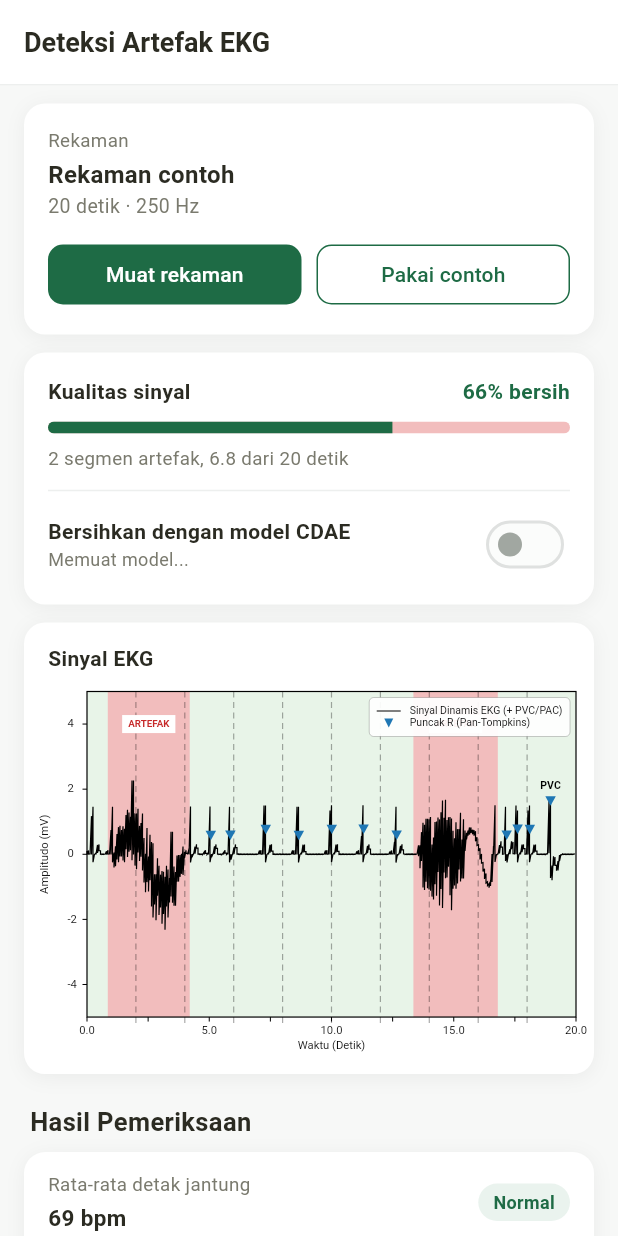
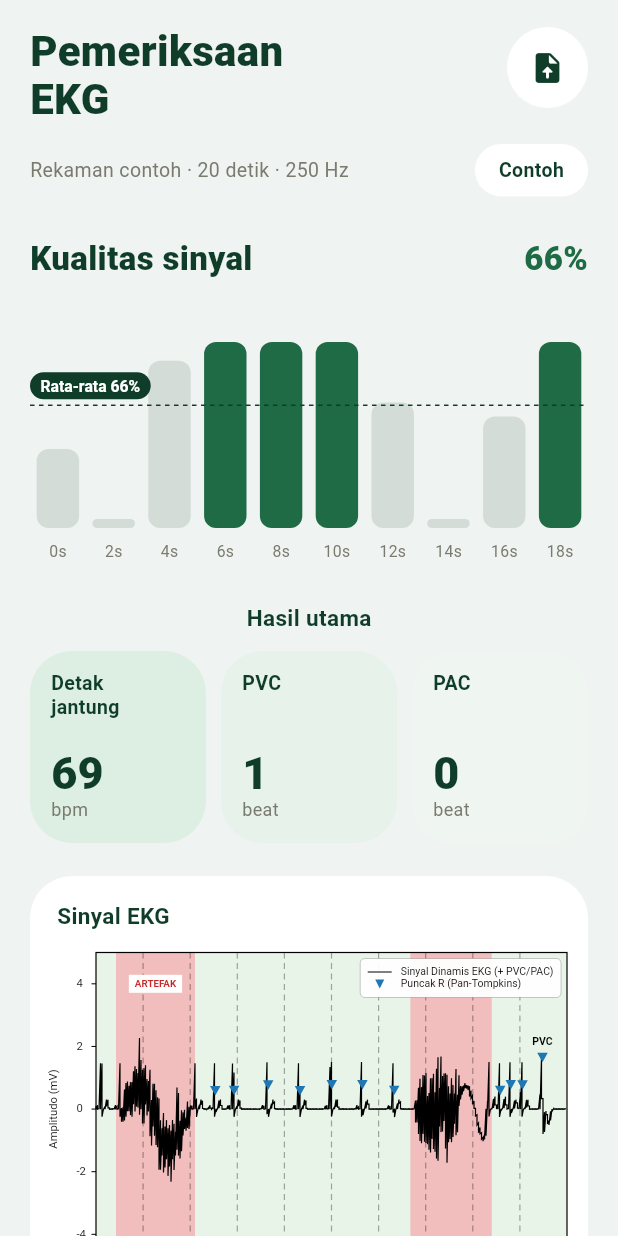
Before and after one commit to zafiranurkamila/ekg-artefak, a Flutter app: the screen it shows after launch, on a phone screen of 412 x 824 dp. Run offline on Flutter 3.47's test engine with Material 3 defaults, Android fonts, the phone set to English and light mode, and no system bars; our stand-ins replace file_picker.

Commit message:
Tampilan baru mengikuti contoh, dan halaman memuat versi terbaru otomatis

```diff
--- a/lib/main.dart
+++ b/lib/main.dart
@@ -1,3 +1,4 @@
+import 'dart:math';
 import 'dart:convert';
 import 'package:file_picker/file_picker.dart';
 import 'package:flutter/material.dart';
@@ -131,18 +132,8 @@ class _LayarState extends State<Layar> {
 
   @override
   Widget build(BuildContext context) => Scaffold(
-        backgroundColor: const Color(0xFFF7F8F7),
-        appBar: AppBar(
-          backgroundColor: Colors.white,
-          surfaceTintColor: Colors.white,
-          elevation: 0,
-          titleSpacing: 16,
-          title: const Text('Deteksi Artefak EKG',
-              style: TextStyle(fontWeight: FontWeight.w700, fontSize: 18, color: tinta)),
-          bottom: const PreferredSize(
-              preferredSize: Size.fromHeight(1), child: Divider(height: 1, color: Color(0xFFEDEFEE))),
-        ),
-        body: _beranda(),
+        backgroundColor: const Color(0xFFEFF3F1),
+        body: SafeArea(child: _beranda()),
       );
 
   Widget _judul(String t, [Widget? ekor]) => Padding(
@@ -160,65 +151,89 @@ class _LayarState extends State<Layar> {
     final persenBersih = durasi == 0 ? 0.0 : (1 - durArt / durasi).clamp(0.0, 1.0);
     String statusHr(double v) => v == 0 ? '-' : (v < 60 ? 'Rendah' : (v > 100 ? 'Tinggi' : 'Normal'));
     String ada(int n) => n == 0 ? 'Normal' : 'Perlu perhatian';
-    return ListView(padding: const EdgeInsets.fromLTRB(16, 12, 16, 28), children: [
-      // rekaman
-      Container(
-        padding: const EdgeInsets.all(16),
-        decoration: kartu(),
-        child: Column(crossAxisAlignment: CrossAxisAlignment.start, children: [
-          const Text('Rekaman', style: TextStyle(color: redup, fontSize: 12.5)),
-          const SizedBox(height: 2),
-          Text(_nama, style: const TextStyle(fontWeight: FontWeight.w700, fontSize: 16, color: tinta)),
-          Text(_info, style: const TextStyle(color: redup, fontSize: 13)),
-          const SizedBox(height: 12),
+
+    // persentase bersih per blok 2 detik untuk grafik batang
+    final blok = durasi > 40 ? 10.0 : 2.0;
+    final batang = <double>[];
+    for (var t = 0.0; t < durasi - 1e-9; t += blok) {
+      final z = min(durasi, t + blok);
+      var kotor = 0.0;
+      for (final a in _h.artefak) {
+        kotor += max(0.0, min(z, a.selesai) - max(t, a.mulai));
+      }
+      batang.add(1 - kotor / (z - t));
+    }
+
+    return ListView(padding: const EdgeInsets.fromLTRB(20, 18, 20, 32), children: [
+      // kepala: judul besar + tombol bulat
+      Row(crossAxisAlignment: CrossAxisAlignment.start, children: [
+        const Expanded(
+          child: Text('Pemeriksaan\nEKG', style: TextStyle(fontSize: 28, height: 1.15, fontWeight: FontWeight.w800, color: hijauGelap)),
+        ),
+        _TombolBulat(ikon: Icons.upload_file_rounded, onTap: _muat),
+      ]),
+      const SizedBox(height: 14),
       Row(children: [
         Expanded(
-              child: FilledButton(
-                style: FilledButton.styleFrom(
-                    backgroundColor: zaitun, shape: RoundedRectangleBorder(borderRadius: BorderRadius.circular(10))),
-                onPressed: _muat,
-                child: const Text('Muat rekaman'),
+          child: Text('$_nama · $_info', style: const TextStyle(color: redup, fontSize: 13), overflow: TextOverflow.ellipsis),
         ),
-            ),
-            const SizedBox(width: 10),
+        _Pil(teks: 'Contoh', onTap: _contoh),
+      ]),
+      const SizedBox(height: 26),
+
+      // kualitas sinyal: angka besar + batang per blok
+      Row(crossAxisAlignment: CrossAxisAlignment.end, children: [
+        const Expanded(child: Text('Kualitas sinyal', style: TextStyle(fontSize: 22, fontWeight: FontWeight.w800, color: hijauGelap))),
+        Text('${(persenBersih * 100).round()}%', style: const TextStyle(fontSize: 22, fontWeight: FontWeight.w800, color: zaitun)),
+      ]),
+      const SizedBox(height: 14),
+      SizedBox(height: 150, child: CustomPaint(painter: _Batang(batang, persenBersih), size: Size.infinite)),
+      const SizedBox(height: 8),
+      Row(children: [
+        for (var i = 0; i < batang.length; i++)
           Expanded(
-              child: OutlinedButton(
-                style: OutlinedButton.styleFrom(
-                    foregroundColor: zaitun,
-                    side: const BorderSide(color: zaitun),
-                    shape: RoundedRectangleBorder(borderRadius: BorderRadius.circular(10))),
-                onPressed: _contoh,
-                child: const Text('Pakai contoh'),
+            child: Center(
+              child: Text('${(i * blok).toStringAsFixed(0)}s', style: const TextStyle(fontSize: 10.5, color: redup)),
             ),
           ),
       ]),
+      const SizedBox(height: 26),
+
+      // tiga kotak hasil utama
+      const Center(child: Text('Hasil utama', style: TextStyle(fontSize: 15, fontWeight: FontWeight.w700, color: hijauGelap))),
+      const SizedBox(height: 12),
+      Row(children: [
+        _Kotak(warna: const Color(0xFFDDEFE3), judul: 'Detak\njantung', nilai: '${s.hrRata.round()}', satuan: 'bpm'),
+        const SizedBox(width: 10),
+        _Kotak(warna: const Color(0xFFE6F2EA), judul: 'PVC', nilai: '${_h.hitung('PVC')}', satuan: 'beat'),
+        const SizedBox(width: 10),
+        _Kotak(warna: const Color(0xFFEFF6F1), judul: 'PAC', nilai: '${_h.hitung('PAC')}', satuan: 'beat'),
+      ]),
+      const SizedBox(height: 22),
+
+      // grafik
+      Container(
+        padding: const EdgeInsets.fromLTRB(10, 16, 10, 10),
+        decoration: BoxDecoration(color: Colors.white, borderRadius: BorderRadius.circular(28)),
+        child: Column(crossAxisAlignment: CrossAxisAlignment.start, children: [
+          const Padding(
+            padding: EdgeInsets.only(left: 8, bottom: 10),
+            child: Text('Sinyal EKG', style: TextStyle(fontSize: 15, fontWeight: FontWeight.w700, color: hijauGelap)),
+          ),
+          AspectRatio(aspectRatio: 1.45, child: CustomPaint(painter: Grafik(_h))),
         ]),
       ),
       const SizedBox(height: 12),
 
-      // kualitas sinyal + saklar model
+      // saklar model
       Container(
-        padding: const EdgeInsets.all(16),
-        decoration: kartu(),
-        child: Column(crossAxisAlignment: CrossAxisAlignment.start, children: [
-          Row(children: [
-            const Expanded(child: Text('Kualitas sinyal', style: TextStyle(fontWeight: FontWeight.w700, color: tinta))),
-            Text('${(persenBersih * 100).round()}% bersih', style: const TextStyle(fontWeight: FontWeight.w700, color: zaitun)),
-          ]),
-          const SizedBox(height: 10),
-          ClipRRect(
-            borderRadius: BorderRadius.circular(6),
-            child: LinearProgressIndicator(
-                value: persenBersih, minHeight: 8, color: zaitun, backgroundColor: const Color(0xFFF2BDBD)),
-          ),
-          const SizedBox(height: 8),
-          Text('${_h.artefak.length} segmen artefak, ${durArt.toStringAsFixed(1)} dari ${durasi.toStringAsFixed(0)} detik',
-              style: const TextStyle(color: redup, fontSize: 12.5)),
-          const Divider(height: 24, color: Color(0xFFEDEFEE)),
-          Row(children: [
+        padding: const EdgeInsets.fromLTRB(20, 12, 12, 12),
+        decoration: BoxDecoration(color: Colors.white, borderRadius: BorderRadius.circular(28)),
+        child: Row(children: [
           Expanded(
             child: Column(crossAxisAlignment: CrossAxisAlignment.start, children: [
-                const Text('Bersihkan dengan model CDAE', style: TextStyle(fontWeight: FontWeight.w600, color: tinta)),
+              const Text('Bersihkan dengan model CDAE', style: TextStyle(fontWeight: FontWeight.w700, color: hijauGelap)),
+              const SizedBox(height: 2),
               Text(
                   _model.isEmpty
                       ? 'Memuat model...'
@@ -237,104 +252,166 @@ class _LayarState extends State<Layar> {
                     }),
           ),
         ]),
-        ]),
       ),
+      const SizedBox(height: 26),
+
+      // detail
+      const Text('Detail pemeriksaan', style: TextStyle(fontSize: 18, fontWeight: FontWeight.w800, color: hijauGelap)),
       const SizedBox(height: 12),
-
-      // grafik
-      Container(
-        padding: const EdgeInsets.fromLTRB(8, 14, 8, 8),
-        decoration: kartu(),
-        child: Column(crossAxisAlignment: CrossAxisAlignment.start, children: [
-          const Padding(
-            padding: EdgeInsets.only(left: 8, bottom: 8),
-            child: Text('Sinyal EKG', style: TextStyle(fontWeight: FontWeight.w700, color: tinta)),
-          ),
-          AspectRatio(aspectRatio: 1.45, child: CustomPaint(painter: Grafik(_h))),
-        ]),
-      ),
-      const SizedBox(height: 20),
-
-      // hasil pemeriksaan
-      const Padding(
-        padding: EdgeInsets.only(left: 4, bottom: 8),
-        child: Text('Hasil Pemeriksaan', style: TextStyle(fontSize: 17, fontWeight: FontWeight.w700, color: tinta)),
-      ),
-      Container(
-        decoration: kartu(),
-        child: Column(children: [
-          _Hasil('Rata-rata detak jantung', '${s.hrRata.round()} bpm', statusHr(s.hrRata)),
-          _Hasil('Detak tertinggi', '${s.hrMax.round()} bpm', statusHr(s.hrMax)),
-          _Hasil('Detak terendah', '${s.hrMin.round()} bpm', statusHr(s.hrMin)),
-          _Hasil('Takikardia (> 100 bpm)', '${s.tachy} interval · ${s.persenTachy.toStringAsFixed(0)}%', ada(s.tachy)),
-          _Hasil('Bradikardia (< 60 bpm)', '${s.brady} interval · ${s.persenBrady.toStringAsFixed(0)}%', ada(s.brady)),
-          _Hasil('PVC', '${_h.hitung('PVC')} beat', ada(_h.hitung('PVC'))),
-          _Hasil('PAC', '${_h.hitung('PAC')} beat', ada(_h.hitung('PAC')), terakhir: true),
-        ]),
-      ),
+      _Baris('Rata-rata detak jantung', '${s.hrRata.round()} bpm', statusHr(s.hrRata)),
+      _Baris('Detak tertinggi', '${s.hrMax.round()} bpm', statusHr(s.hrMax)),
+      _Baris('Detak terendah', '${s.hrMin.round()} bpm', statusHr(s.hrMin)),
+      _Baris('Takikardia (> 100 bpm)', '${s.tachy} interval · ${s.persenTachy.toStringAsFixed(0)}%', ada(s.tachy)),
+      _Baris('Bradikardia (< 60 bpm)', '${s.brady} interval · ${s.persenBrady.toStringAsFixed(0)}%', ada(s.brady)),
       Padding(
-        padding: const EdgeInsets.fromLTRB(4, 8, 4, 0),
+        padding: const EdgeInsets.fromLTRB(6, 2, 6, 0),
         child: Text('Dihitung dari ${s.totalBeat} detak dan ${s.jumlahInterval} interval R-R. Hasil ini bukan diagnosis.',
             style: const TextStyle(color: redup, fontSize: 11.5)),
       ),
-      const SizedBox(height: 20),
+      const SizedBox(height: 26),
 
       // segmen artefak
-      const Padding(
-        padding: EdgeInsets.only(left: 4, bottom: 8),
-        child: Text('Segmen Artefak', style: TextStyle(fontSize: 17, fontWeight: FontWeight.w700, color: tinta)),
-      ),
-      Container(
-        decoration: kartu(),
-        child: Column(children: [
-          if (_h.artefak.isEmpty)
-            const Padding(
-                padding: EdgeInsets.all(16),
-                child: Text('Tidak ada artefak. Seluruh rekaman dihitung.', style: TextStyle(color: tinta))),
+      const Text('Segmen artefak', style: TextStyle(fontSize: 18, fontWeight: FontWeight.w800, color: hijauGelap)),
+      const SizedBox(height: 12),
+      if (_h.artefak.isEmpty) const _Baris('Tidak ada artefak', 'Seluruh rekaman dihitung', '-'),
       for (final (i, a) in _h.artefak.indexed)
-            _Hasil(
+        _Baris(
           'Segmen ${i + 1}',
           '${a.mulai.toStringAsFixed(2)} – ${a.selesai.toStringAsFixed(2)} detik',
           _h.dibersihkan ? 'Dibersihkan ${(_h.modelPerSegmen[i] ?? '').toUpperCase()}' : 'Dibuang',
           netral: true,
-              terakhir: i == _h.artefak.length - 1,
-            ),
-        ]),
         ),
     ]);
   }
 }
 
-class _Hasil extends StatelessWidget {
+const hijauGelap = Color(0xFF0F3D2A);
+
+class _TombolBulat extends StatelessWidget {
+  final IconData ikon;
+  final VoidCallback onTap;
+  const _TombolBulat({required this.ikon, required this.onTap});
+  @override
+  Widget build(BuildContext context) => Material(
+        color: Colors.white,
+        shape: const CircleBorder(),
+        child: InkWell(
+          customBorder: const CircleBorder(),
+          onTap: onTap,
+          child: SizedBox(width: 54, height: 54, child: Icon(ikon, color: hijauGelap)),
+        ),
+      );
+}
+
+class _Pil extends StatelessWidget {
+  final String teks;
+  final VoidCallback onTap;
+  const _Pil({required this.teks, required this.onTap});
+  @override
+  Widget build(BuildContext context) => Material(
+        color: Colors.white,
+        borderRadius: BorderRadius.circular(20),
+        child: InkWell(
+          borderRadius: BorderRadius.circular(20),
+          onTap: onTap,
+          child: Padding(
+            padding: const EdgeInsets.symmetric(horizontal: 16, vertical: 8),
+            child: Text(teks, style: const TextStyle(color: hijauGelap, fontWeight: FontWeight.w600, fontSize: 13)),
+          ),
+        ),
+      );
+}
+
+class _Kotak extends StatelessWidget {
+  final Color warna;
+  final String judul, nilai, satuan;
+  const _Kotak({required this.warna, required this.judul, required this.nilai, required this.satuan});
+  @override
+  Widget build(BuildContext context) => Expanded(
+        child: Container(
+          height: 128,
+          padding: const EdgeInsets.all(14),
+          decoration: BoxDecoration(color: warna, borderRadius: BorderRadius.circular(28)),
+          child: Column(crossAxisAlignment: CrossAxisAlignment.start, children: [
+            Text(judul, style: const TextStyle(color: hijauGelap, fontSize: 13, fontWeight: FontWeight.w600, height: 1.2)),
+            const Spacer(),
+            Text(nilai, style: const TextStyle(color: hijauGelap, fontSize: 30, fontWeight: FontWeight.w800, height: 1)),
+            Text(satuan, style: const TextStyle(color: redup, fontSize: 12)),
+          ]),
+        ),
+      );
+}
+
+class _Baris extends StatelessWidget {
   final String label, nilai, status;
-  final bool terakhir, netral;
-  const _Hasil(this.label, this.nilai, this.status, {this.terakhir = false, this.netral = false});
+  final bool netral;
+  const _Baris(this.label, this.nilai, this.status, {this.netral = false});
   @override
   Widget build(BuildContext context) {
     final baik = status == 'Normal';
-    final bg = netral ? const Color(0xFFF1F3F2) : (baik ? zaitunMuda : const Color(0xFFFDECEA));
+    final bg = netral ? const Color(0xFFF1F4F2) : (baik ? const Color(0xFFDDEFE3) : const Color(0xFFFBE9E7));
     final fg = netral ? redup : (baik ? zaitun : const Color(0xFFB3261E));
     return Container(
-      padding: const EdgeInsets.symmetric(horizontal: 16, vertical: 13),
-      decoration:
-          BoxDecoration(border: terakhir ? null : const Border(bottom: BorderSide(color: Color(0xFFEDEFEE)))),
+      margin: const EdgeInsets.only(bottom: 10),
+      padding: const EdgeInsets.fromLTRB(20, 14, 14, 14),
+      decoration: BoxDecoration(color: Colors.white, borderRadius: BorderRadius.circular(24)),
       child: Row(children: [
         Expanded(
           child: Column(crossAxisAlignment: CrossAxisAlignment.start, children: [
-            Text(label, style: const TextStyle(color: redup, fontSize: 12.5)),
+            Text(label, style: const TextStyle(fontWeight: FontWeight.w700, color: hijauGelap, fontSize: 14)),
             const SizedBox(height: 2),
-            Text(nilai, style: const TextStyle(fontWeight: FontWeight.w700, color: tinta, fontSize: 15)),
+            Text(nilai, style: const TextStyle(color: redup, fontSize: 13)),
           ]),
         ),
         if (status != '-')
           Container(
-            padding: const EdgeInsets.symmetric(horizontal: 10, vertical: 4),
+            padding: const EdgeInsets.symmetric(horizontal: 12, vertical: 6),
             decoration: BoxDecoration(color: bg, borderRadius: BorderRadius.circular(20)),
             child: Text(status, style: TextStyle(color: fg, fontWeight: FontWeight.w600, fontSize: 12)),
           ),
       ]),
     );
   }
+}
+
+/// Grafik batang: persentase sinyal bersih per blok 2 detik, dengan garis rata-rata.
+class _Batang extends CustomPainter {
+  final List<double> nilai;
+  final double rata;
+  _Batang(this.nilai, this.rata);
+
+  @override
+  void paint(Canvas c, Size size) {
+    if (nilai.isEmpty) return;
+    const atas = 26.0;
+    final lebar = size.width / nilai.length;
+    final ht = size.height - atas;
+    for (var i = 0; i < nilai.length; i++) {
+      final h = max(6.0, nilai[i] * ht);
+      final r = RRect.fromRectAndRadius(
+          Rect.fromLTWH(i * lebar + lebar * 0.12, size.height - h, lebar * 0.76, h), const Radius.circular(8));
+      c.drawRRect(r, Paint()..color = nilai[i] >= 0.999 ? const Color(0xFF1E6B45) : const Color(0xFFD3DCD7));
+    }
+    // garis rata-rata putus-putus + label gelap
+    final y = size.height - rata * ht;
+    for (var x = 0.0; x < size.width; x += 6) {
+      c.drawLine(Offset(x, y), Offset(x + 3, y), Paint()
+        ..color = const Color(0xFF0F3D2A)
+        ..strokeWidth = 1);
+    }
+    final tp = TextPainter(
+        text: TextSpan(
+            text: 'Rata-rata ${(rata * 100).round()}%',
+            style: const TextStyle(color: Colors.white, fontSize: 10.5, fontWeight: FontWeight.w600)),
+        textDirection: TextDirection.ltr)
+      ..layout();
+    final kotak = RRect.fromRectAndRadius(Rect.fromLTWH(0, y - tp.height - 10, tp.width + 14, tp.height + 6), const Radius.circular(10));
+    c.drawRRect(kotak, Paint()..color = const Color(0xFF0F3D2A));
+    tp.paint(c, Offset(7, y - tp.height - 7));
+  }
+
+  @override
+  bool shouldRepaint(covariant _Batang old) => old.nilai != nilai || old.rata != rata;
 }
 
 class _TombolPil extends StatelessWidget {
```
Also changed, not shown: 1 other file. Lines whose indentation alone changed are shown as unchanged.
